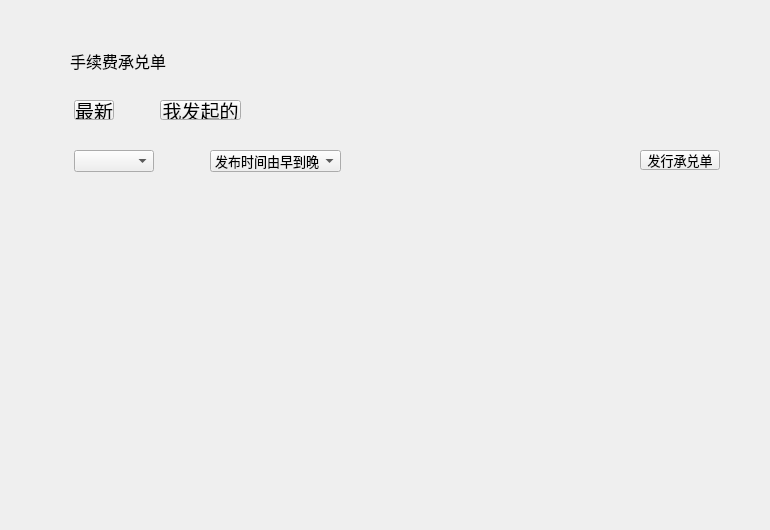
HcashOrg/hx-indicator, file poundage/PoundageWidget.ui: the form before one commit.
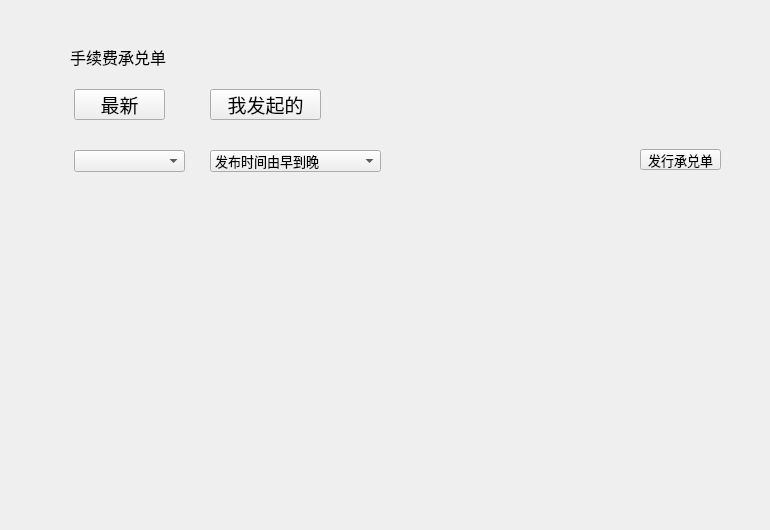
The form after the commit.

Diff of the .ui file:
```diff
--- a/poundage/PoundageWidget.ui
+++ b/poundage/PoundageWidget.ui
@@ -27,9 +27,9 @@
    <property name="geometry">
     <rect>
      <x>70</x>
-     <y>50</y>
+     <y>41</y>
      <width>201</width>
-     <height>22</height>
+     <height>31</height>
     </rect>
    </property>
    <property name="font">
@@ -47,7 +47,7 @@
     <rect>
      <x>74</x>
      <y>150</y>
-     <width>80</width>
+     <width>111</width>
      <height>22</height>
     </rect>
    </property>
@@ -61,9 +61,9 @@
    <property name="geometry">
     <rect>
      <x>640</x>
-     <y>150</y>
-     <width>80</width>
-     <height>20</height>
+     <y>149</y>
+     <width>81</width>
+     <height>21</height>
     </rect>
    </property>
    <property name="font">
@@ -80,7 +80,7 @@
     <rect>
      <x>210</x>
      <y>150</y>
-     <width>131</width>
+     <width>171</width>
      <height>22</height>
     </rect>
    </property>
@@ -104,9 +104,9 @@
    <property name="geometry">
     <rect>
      <x>74</x>
-     <y>100</y>
-     <width>40</width>
-     <height>20</height>
+     <y>89</y>
+     <width>91</width>
+     <height>31</height>
     </rect>
    </property>
    <property name="sizePolicy">
@@ -123,14 +123,17 @@
    <property name="text">
     <string>最新</string>
    </property>
+   <property name="toolButtonStyle">
+    <enum>Qt::ToolButtonTextOnly</enum>
+   </property>
   </widget>
   <widget class="QToolButton" name="toolButton_myPoundage">
    <property name="geometry">
     <rect>
-     <x>160</x>
-     <y>100</y>
-     <width>81</width>
-     <height>20</height>
+     <x>210</x>
+     <y>89</y>
+     <width>111</width>
+     <height>31</height>
     </rect>
    </property>
    <property name="sizePolicy">
@@ -147,6 +150,9 @@
    <property name="text">
     <string>我发起的</string>
    </property>
+   <property name="toolButtonStyle">
+    <enum>Qt::ToolButtonTextOnly</enum>
+   </property>
   </widget>
  </widget>
  <resources/>
```
